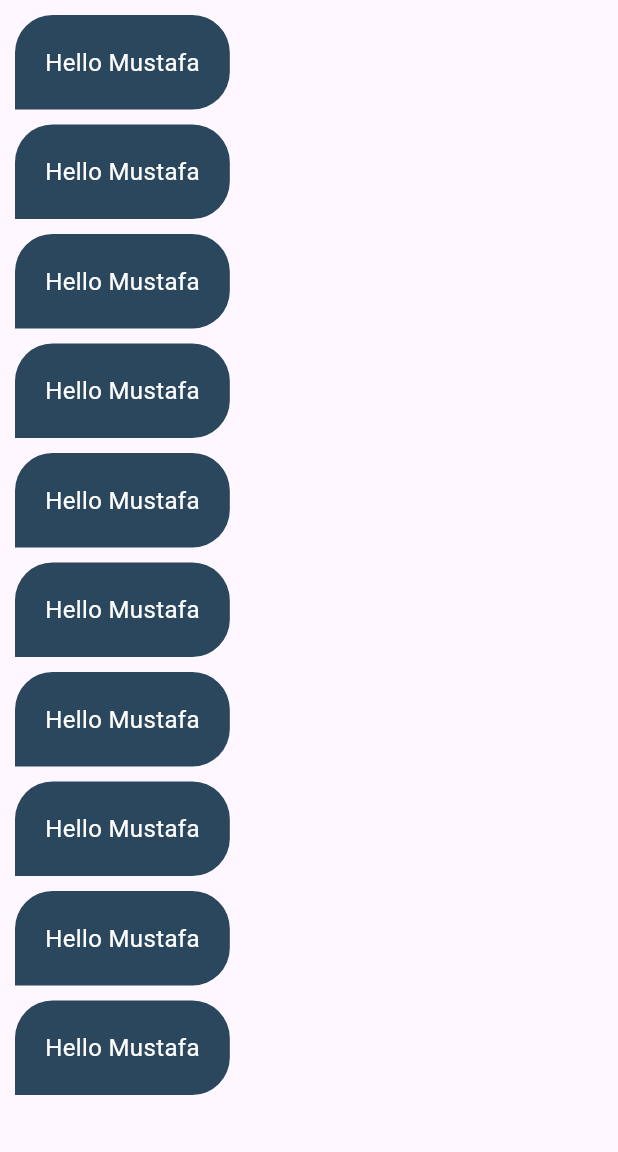
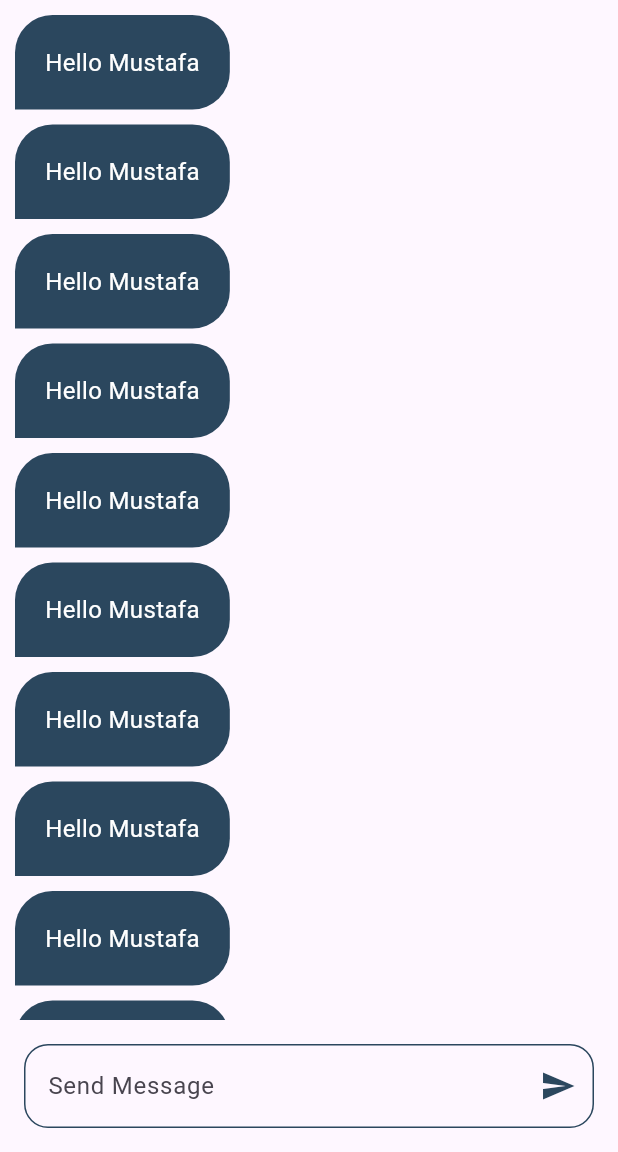
Before and after one commit to mustafa-shihab1/chat_app, a Flutter app: the screen it shows after launch, on a phone screen of 412 x 824 dp, the part 84-1236 px from its top. Run offline on Flutter 3.47's test engine with Material 2 defaults, Android fonts, the phone set to English and light mode, and no system bars; our stand-ins replace firebase_auth, firebase_core, get, get_it; accounts and stored records are empty.

Commit message:
add send message box to chat view

```diff
--- a/lib/features/chat/view/chat_view.dart
+++ b/lib/features/chat/view/chat_view.dart
@@ -1,4 +1,5 @@
 import 'package:chat_app/features/chat/widget/chat_bubble.dart';
+import 'package:chat_app/features/chat/widget/send_message_box.dart';
 import 'package:flutter/material.dart';
 
 class ChatView extends StatelessWidget {
@@ -22,11 +23,18 @@ class ChatView extends StatelessWidget {
           ],
         ),
       ),
-      body: ListView.builder(
-          itemBuilder:(context, index) {
-            return ChatBubble(size: size);
-          },
-          itemCount: 10,
+      body: Column(
+        children: [
+          Expanded(
+            child: ListView.builder(
+                itemBuilder:(context, index) {
+                  return ChatBubble(size: size);
+                },
+                itemCount: 10,
+            ),
+          ),
+          const SendMessageBox()
+        ],
       ),
     );
   }
```
